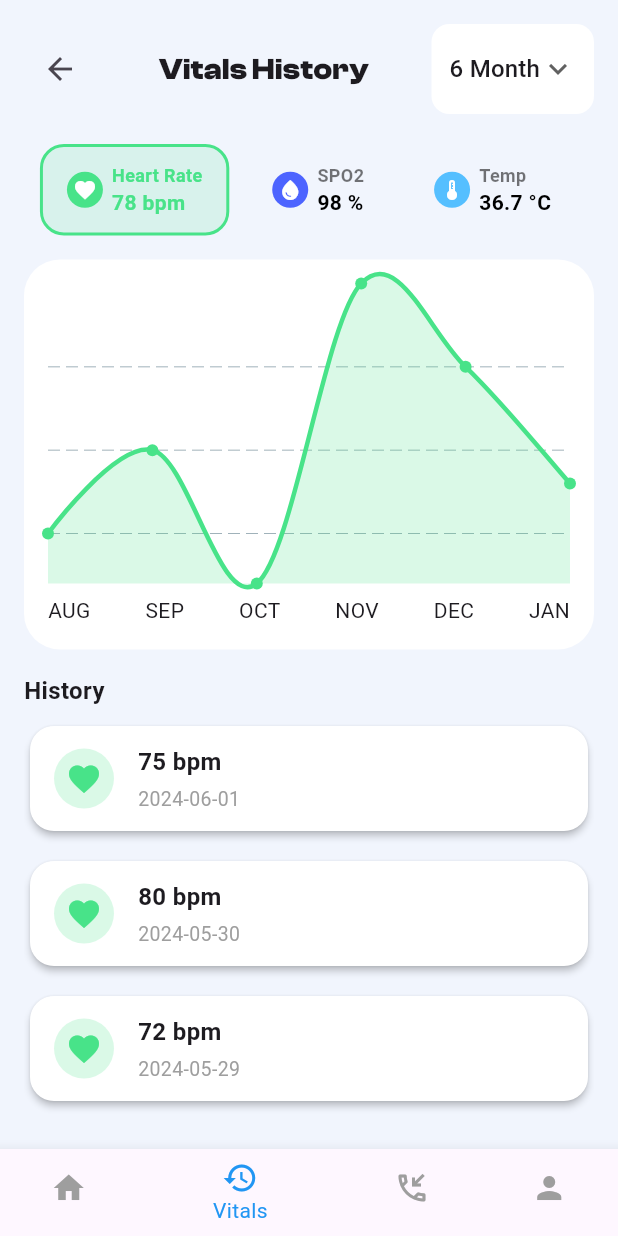
After one commit to romannmaypbalingbing/se2-flutter-hmeas, a Flutter app: the VitalsignsHistoryScreen screen opened by its route, on a phone screen of 412 x 824 dp. The commit adds this screen. Run offline on Flutter 3.47's test engine with Material 3 defaults, Android fonts, the phone set to English and light mode, and no system bars; drawn by our look-alikes of fl_chart; our stand-ins replace awesome_snackbar_content, firebase_auth, firebase_core, flutter_riverpod, flutter_svg, go_router and 1 more; missing offline and left inert: sliding_action_button; accounts and stored records are empty.

```diff
--- a/lib/features/auth/screens/login_screen.dart
+++ b/lib/features/auth/screens/login_screen.dart
@@ -1,8 +1,9 @@
-import 'package:firebase_core/firebase_core.dart';
+// import 'package:firebase_core/firebase_core.dart';
 import 'package:firebase_auth/firebase_auth.dart';
 import 'package:flutter/material.dart';
 import 'package:go_router/go_router.dart';
 import 'package:vitawatch/features/auth/routes/auth_routes.dart';
+import 'package:vitawatch/features/patient/routes/patient_routes.dart';
 import 'package:vitawatch/common/widgets/labeled_text_field.dart';
 import 'package:awesome_snackbar_content/awesome_snackbar_content.dart';
 //add library for error handling >> awesome_snackbar_content.dart
@@ -134,7 +135,7 @@ class _LoginState extends State<Login> {
                     );
 
                     if (!mounted) return;
-                    context.go(AuthRoutes.dashboard);
+                    context.go(PatientRoutes.dashboard);
                   } on FirebaseAuthException catch (e) {
                     if (!mounted) return;
 
--- /dev/null
+++ b/lib/features/patient/routes/patient_routes.dart
@@ -0,0 +1,29 @@
+import 'package:go_router/go_router.dart';
+import 'package:vitawatch/features/patient/screens/dashboard_screen.dart';
+import 'package:vitawatch/features/patient/screens/vitalsigns_history_screen.dart';
+import 'package:vitawatch/features/patient/screens/emergency_alert_screen.dart';
+import 'package:vitawatch/features/patient/screens/profile_screen.dart';
+
+class PatientRoutes {
+  // Path definitions for auth routes
+  static const String dashboard = '/dashboard';
+  static const String vitalSignsHistory = '/vital-signs-history';
+  static const String emergencyAlert = '/emergency-alert';
+  static const String profile = '/profile';
+
+  // Defines the app's routing structure using GoRouter
+  static final List<GoRoute> patientRoutes = [
+    GoRoute(
+      path: dashboard,
+      builder: (context, state) => const DashboardScreen(),
+    ),
+    GoRoute(
+      path: vitalSignsHistory,
+      builder: (context, state) => const VitalsignsHistoryScreen(),
+    ),
+    GoRoute(
+      path: emergencyAlert,
+      builder: (context, state) => const EmergencyAlertScreen(),
+    ),
+  ];
+}
--- a/lib/features/patient/screens/components/bottom_navigation_bar.dart
+++ b/lib/features/patient/screens/components/bottom_navigation_bar.dart
@@ -1,4 +1,6 @@
 import 'package:flutter/material.dart';
+import 'package:go_router/go_router.dart';
+import 'package:vitawatch/features/patient/routes/patient_routes.dart';
 
 class BottomNavBar extends StatelessWidget {
   final int currentIndex;
@@ -14,7 +16,20 @@ class BottomNavBar extends StatelessWidget {
   Widget build(BuildContext context) {
     return BottomNavigationBar(
       currentIndex: currentIndex,
-      onTap: onTap,
+      onTap: (index) {
+        switch (index) {
+          case 0:
+            context.go(PatientRoutes.dashboard);
+            break;
+          case 1:
+            context.go(PatientRoutes.vitalSignsHistory);
+            break;
+          case 2:
+            context.go(PatientRoutes.emergencyAlert);
+            break;
+        }
+      },
+
       backgroundColor: Colors.white,
       selectedItemColor: Colors.blue,
       unselectedItemColor: Colors.grey,
--- /dev/null
+++ b/lib/features/patient/screens/emergency_alert_screen.dart
@@ -0,0 +1,37 @@
+import 'package:flutter/material.dart';
+
+class EmergencyAlertScreen extends StatefulWidget {
+  const EmergencyAlertScreen({super.key});
+
+  @override
+  State<EmergencyAlertScreen> createState() => _EmergencyAlertScreenState();
+}
+
+class _EmergencyAlertScreenState extends State<EmergencyAlertScreen> {
+  @override
+  Widget build(BuildContext context) {
+    return Scaffold(
+      backgroundColor: const Color(0xFFF5F5F5),
+      body: SafeArea(
+        child: Column(
+          children: [
+            Container(
+              padding: const EdgeInsets.symmetric(horizontal: 24, vertical: 24),
+              decoration: const BoxDecoration(
+                gradient: LinearGradient(
+                  colors: [Color(0xFF081C5D), Color(0xFF2952D9)],
+                  begin: Alignment.topCenter,
+                  end: Alignment.bottomCenter,
+                ),
+                borderRadius: BorderRadius.only(
+                  bottomLeft: Radius.circular(32),
+                  bottomRight: Radius.circular(32),
+                ),
+              ),
+            ),
+          ],
+        ),
+      ),
+    );
+  }
+}
--- /dev/null
+++ b/lib/features/patient/screens/vitalsigns_history_screen.dart
@@ -0,0 +1,407 @@
+import 'package:flutter/material.dart';
+import 'package:fl_chart/fl_chart.dart';
+import 'package:vitawatch/features/patient/screens/components/bottom_navigation_bar.dart';
+import 'package:vitawatch/features/patient/routes/patient_routes.dart';
+
+class VitalsignsHistoryScreen extends StatefulWidget {
+  const VitalsignsHistoryScreen({super.key});
+
+  @override
+  State<VitalsignsHistoryScreen> createState() =>
+      _VitalsignsHistoryScreenState();
+}
+
+enum VitalType { heartRate, spo2, temp }
+
+class _VitalsignsHistoryScreenState extends State<VitalsignsHistoryScreen> {
+  String _selectedRange = '6 Month';
+  final List<String> _ranges = ['1 Month', '3 Month', '6 Month', '1 Year'];
+  VitalType _selectedVital = VitalType.heartRate;
+
+  // Mock data for each vital
+  final Map<VitalType, List<FlSpot>> _vitalSpots = {
+    VitalType.heartRate: [
+      FlSpot(0, 75),
+      FlSpot(1, 80),
+      FlSpot(2, 72),
+      FlSpot(3, 90),
+      FlSpot(4, 85),
+      FlSpot(5, 78),
+    ],
+    VitalType.spo2: [
+      FlSpot(0, 97),
+      FlSpot(1, 98),
+      FlSpot(2, 99),
+      FlSpot(3, 97),
+      FlSpot(4, 98),
+      FlSpot(5, 98),
+    ],
+    VitalType.temp: [
+      FlSpot(0, 36.5),
+      FlSpot(1, 36.7),
+      FlSpot(2, 36.6),
+      FlSpot(3, 36.8),
+      FlSpot(4, 36.9),
+      FlSpot(5, 36.7),
+    ],
+  };
+
+  final Map<VitalType, String> _vitalLabels = {
+    VitalType.heartRate: 'Heart Rate',
+    VitalType.spo2: 'SPO2',
+    VitalType.temp: 'Temp',
+  };
+
+  final Map<VitalType, String> _vitalUnits = {
+    VitalType.heartRate: 'bpm',
+    VitalType.spo2: '%',
+    VitalType.temp: '°C',
+  };
+
+  final Map<VitalType, IconData> _vitalIcons = {
+    VitalType.heartRate: Icons.favorite,
+    VitalType.spo2: Icons.water_drop,
+    VitalType.temp: Icons.thermostat,
+  };
+
+  final Map<VitalType, Color> _vitalColors = {
+    VitalType.heartRate: Color(0xFF48E389),
+    VitalType.spo2: Color(0xFF4D64FF),
+    VitalType.temp: Color(0xFF55BFFF),
+  };
+
+  // Mock history data
+  final Map<VitalType, List<Map<String, String>>> _historyData = {
+    VitalType.heartRate: [
+      {'date': '2024-06-01', 'value': '75 bpm'},
+      {'date': '2024-05-30', 'value': '80 bpm'},
+      {'date': '2024-05-29', 'value': '72 bpm'},
+      {'date': '2024-05-28', 'value': '90 bpm'},
+    ],
+    VitalType.spo2: [
+      {'date': '2024-06-01', 'value': '98 %'},
+      {'date': '2024-05-30', 'value': '97 %'},
+      {'date': '2024-05-29', 'value': '99 %'},
+      {'date': '2024-05-28', 'value': '98 %'},
+    ],
+    VitalType.temp: [
+      {'date': '2024-06-01', 'value': '36.7 °C'},
+      {'date': '2024-05-30', 'value': '36.5 °C'},
+      {'date': '2024-05-29', 'value': '36.8 °C'},
+      {'date': '2024-05-28', 'value': '36.6 °C'},
+    ],
+  };
+
+  int _currentIndex = 1;
+
+  @override
+  Widget build(BuildContext context) {
+    final vitalSpots = _vitalSpots[_selectedVital]!;
+    final vitalLabel = _vitalLabels[_selectedVital]!;
+    final vitalUnit = _vitalUnits[_selectedVital]!;
+    final vitalIcon = _vitalIcons[_selectedVital]!;
+    final vitalColor = _vitalColors[_selectedVital]!;
+    final vitalValue =
+        vitalSpots.last.y.toStringAsFixed(
+          _selectedVital == VitalType.temp ? 1 : 0,
+        ) +
+        ' ' +
+        vitalUnit;
+    final history = _historyData[_selectedVital]!;
+
+    return Scaffold(
+      backgroundColor: const Color(0xFFF1F5FD),
+      body: SafeArea(
+        child: Padding(
+          padding: const EdgeInsets.all(16),
+          child: Column(
+            crossAxisAlignment: CrossAxisAlignment.start,
+            children: [
+              // Header Row
+              Row(
+                mainAxisAlignment: MainAxisAlignment.spaceBetween,
+                children: [
+                  IconButton(
+                    icon: const Icon(Icons.arrow_back),
+                    onPressed: () => Navigator.of(context).pop(),
+                  ),
+                  const Text(
+                    'Vitals History',
+                    style: TextStyle(
+                      fontSize: 20,
+                      fontWeight: FontWeight.bold,
+                      fontFamily: 'ClashDisplay',
+                    ),
+                  ),
+                  Container(
+                    padding: const EdgeInsets.symmetric(
+                      horizontal: 12,
+                      vertical: 6,
+                    ),
+                    decoration: BoxDecoration(
+                      color: Colors.white,
+                      borderRadius: BorderRadius.circular(12),
+                    ),
+                    child: DropdownButtonHideUnderline(
+                      child: DropdownButton<String>(
+                        value: _selectedRange,
+                        items:
+                            _ranges
+                                .map(
+                                  (range) => DropdownMenuItem(
+                                    value: range,
+                                    child: Text(
+                                      range,
+                                      style: const TextStyle(
+                                        fontWeight: FontWeight.w500,
+                                      ),
+                                    ),
+                                  ),
+                                )
+                                .toList(),
+                        onChanged: (value) {
+                          if (value != null)
+                            setState(() => _selectedRange = value);
+                        },
+                        icon: const Icon(Icons.keyboard_arrow_down),
+                      ),
+                    ),
+                  ),
+                ],
+              ),
+              const SizedBox(height: 20),
+
+              // Tabs Row (above graph)
+              Row(
+                mainAxisAlignment: MainAxisAlignment.spaceEvenly,
+                children:
+                    VitalType.values.map((type) {
+                      final isSelected = _selectedVital == type;
+                      return GestureDetector(
+                        onTap: () => setState(() => _selectedVital = type),
+                        child: AnimatedContainer(
+                          duration: const Duration(milliseconds: 200),
+                          padding: const EdgeInsets.symmetric(
+                            horizontal: 16,
+                            vertical: 10,
+                          ),
+                          decoration: BoxDecoration(
+                            color:
+                                isSelected
+                                    ? _vitalColors[type]!.withOpacity(0.15)
+                                    : Colors.transparent,
+                            borderRadius: BorderRadius.circular(16),
+                            border: Border.all(
+                              color:
+                                  isSelected
+                                      ? _vitalColors[type]!
+                                      : Colors.transparent,
+                              width: 2,
+                            ),
+                          ),
+                          child: Row(
+                            children: [
+                              CircleAvatar(
+                                radius: 12,
+                                backgroundColor: _vitalColors[type],
+                                child: Icon(
+                                  _vitalIcons[type],
+                                  color: Colors.white,
+                                  size: 16,
+                                ),
+                              ),
+                              const SizedBox(width: 6),
+                              Column(
+                                crossAxisAlignment: CrossAxisAlignment.start,
+                                children: [
+                                  Text(
+                                    _vitalLabels[type]!,
+                                    style: TextStyle(
+                                      fontSize: 12,
+                                      color:
+                                          isSelected
+                                              ? _vitalColors[type]
+                                              : Colors.black54,
+                                      fontWeight: FontWeight.w600,
+                                    ),
+                                  ),
+                                  Text(
+                                    _vitalSpots[type]!.last.y.toStringAsFixed(
+                                          type == VitalType.temp ? 1 : 0,
+                                        ) +
+                                        ' ' +
+                                        _vitalUnits[type]!,
+                                    style: TextStyle(
+                                      fontWeight: FontWeight.bold,
+                                      color:
+                                          isSelected
+                                              ? _vitalColors[type]
+                                              : Colors.black,
+                                    ),
+                                  ),
+                                ],
+                              ),
+                            ],
+                          ),
+                        ),
+                      );
+                    }).toList(),
+              ),
+              const SizedBox(height: 16),
+
+              // Graph Card
+              Container(
+                width: double.infinity,
+                padding: const EdgeInsets.all(16),
+                decoration: BoxDecoration(
+                  color: Colors.white,
+                  borderRadius: BorderRadius.circular(24),
+                ),
+                child: Column(
+                  children: [
+                    // Line Chart
+                    SizedBox(
+                      height: 200,
+                      child: LineChart(
+                        _vitalsChartData(
+                          vitalSpots,
+                          vitalColor,
+                          vitalLabel,
+                          vitalUnit,
+                          _selectedVital,
+                        ),
+                      ),
+                    ),
+                    const SizedBox(height: 8),
+                    // Month labels
+                    Row(
+                      mainAxisAlignment: MainAxisAlignment.spaceBetween,
+                      children: const [
+                        Text("AUG"),
+                        Text("SEP"),
+                        Text("OCT"),
+                        Text("NOV"),
+                        Text("DEC"),
+                        Text("JAN"),
+                      ],
+                    ),
+                  ],
+                ),
+              ),
+
+              const SizedBox(height: 16),
+
+              // History List
+              const Text(
+                'History',
+                style: TextStyle(fontWeight: FontWeight.bold, fontSize: 16),
+              ),
+              const SizedBox(height: 8),
+
+              Expanded(
+                child: ListView.separated(
+                  itemCount: history.length,
+                  separatorBuilder: (_, __) => const SizedBox(height: 12),
+                  itemBuilder: (context, index) {
+                    final item = history[index];
+                    return Card(
+                      elevation: 2,
+                      color: Colors.white,
+                      shape: RoundedRectangleBorder(
+                        borderRadius: BorderRadius.circular(16),
+                      ),
+                      child: Padding(
+                        padding: const EdgeInsets.symmetric(
+                          horizontal: 16,
+                          vertical: 12,
+                        ),
+                        child: Row(
+                          children: [
+                            CircleAvatar(
+                              radius: 20,
+                              backgroundColor: vitalColor.withOpacity(0.2),
+                              child: Icon(vitalIcon, color: vitalColor),
+                            ),
+                            const SizedBox(width: 16),
+                            Column(
+                              crossAxisAlignment: CrossAxisAlignment.start,
+                              children: [
+                                Text(
+                                  item['value']!,
+                                  style: const TextStyle(
+                                    fontWeight: FontWeight.bold,
+                                    fontSize: 16,
+                                  ),
+                                ),
+                                const SizedBox(height: 4),
+                                Text(
+                                  item['date']!,
+                                  style: const TextStyle(
+                                    color: Colors.grey,
+                                    fontSize: 13,
+                                  ),
+                                ),
+                              ],
+                            ),
+                          ],
+                        ),
+                      ),
+                    );
+                  },
+                ),
+              ),
+            ],
+          ),
+        ),
+      ),
+      bottomNavigationBar: BottomNavBar(
+        currentIndex: _currentIndex,
+        onTap: (index) => setState(() => _currentIndex = index),
+      ),
+    );
+  }
+}
+
+// Line chart for vitals with tooltip
+LineChartData _vitalsChartData(
+  List<FlSpot> spots,
+  Color color,
+  String label,
+  String unit,
+  VitalType type,
+) {
+  return LineChartData(
+    gridData: FlGridData(show: true, drawVerticalLine: false),
+    titlesData: FlTitlesData(show: false),
+    borderData: FlBorderData(show: false),
+    lineBarsData: [
+      LineChartBarData(
+        isCurved: true,
+        color: color,
+        barWidth: 3,
+        spots: spots,
+        dotData: FlDotData(show: true),
+        belowBarData: BarAreaData(show: true, color: color.withOpacity(0.2)),
+      ),
+    ],
+    lineTouchData: LineTouchData(
+      touchTooltipData: LineTouchTooltipData(
+        // tooltipBgColor: const Color(0xFF081C5D),
+        getTooltipItems: (touchedSpots) {
+          return touchedSpots.map((spot) {
+            return LineTooltipItem(
+              '${spot.y.toStringAsFixed(type == VitalType.temp ? 1 : 0)} $unit\n${_monthLabel(spot.x)}',
+              const TextStyle(color: Colors.white, fontWeight: FontWeight.bold),
+            );
+          }).toList();
+        },
+      ),
+      handleBuiltInTouches: true,
+    ),
+  );
+}
+
+String _monthLabel(double x) {
+  const months = ['Aug', 'Sep', 'Oct', 'Nov', 'Dec', 'Jan'];
+  return months[x.toInt().clamp(0, months.length - 1)];
+}
--- a/lib/routes/app_routes.dart
+++ b/lib/routes/app_routes.dart
@@ -2,6 +2,7 @@
 import 'package:go_router/go_router.dart';
 import 'package:vitawatch/common/splash_screen.dart';
 import 'package:vitawatch/features/auth/routes/auth_routes.dart';
+import 'package:vitawatch/features/patient/routes/patient_routes.dart';
 
 class AppRoutes {
   static const String splash = '/';
@@ -12,5 +13,7 @@ final GoRouter goRouter = GoRouter(
   routes: [
     GoRoute(path: '/', builder: (context, state) => const SplashScreen()),
     ...AuthRoutes.authRoutes,
+    ...PatientRoutes.patientRoutes,
+    //...GuardianRoutes.guardianRoutes,
   ],
 );
```
Also changed, not shown: lib/features/patient/screens/profile_screen.dart (added).
